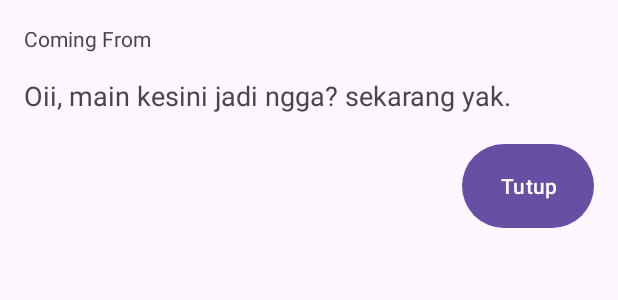
After one commit to gilangnr/SMS_Receiver, an Android app: the layout activity_sms_receiver.xml on its own in the app's theme, with its tools: preview values and no code run, on a phone screen of 412 x 824 dp. The commit adds this screen. Shown: the top 300 px of the screen. Run offline under Robolectric (Android 15) with nearby library versions, the phone set to English and light mode, and no system bars.

Commit message:
setup activity

```diff
--- a/app/build.gradle.kts
+++ b/app/build.gradle.kts
@@ -33,6 +33,9 @@ android {
     kotlinOptions {
         jvmTarget = "1.8"
     }
+    buildFeatures {
+        viewBinding = true
+    }
 }
 
 dependencies {
--- a/app/src/main/AndroidManifest.xml
+++ b/app/src/main/AndroidManifest.xml
@@ -13,6 +13,10 @@
         android:theme="@style/Theme.SMSReceiver"
         tools:targetApi="31">
         <activity
+            android:name=".SmsReceiverActivity"
+            android:exported="false"
+            android:theme="@style/Theme.SMSReceiver.Dialog"/>
+        <activity
             android:name=".MainActivity"
             android:exported="true">
             <intent-filter>
--- /dev/null
+++ b/app/src/main/res/layout/activity_sms_receiver.xml
@@ -0,0 +1,35 @@
+<?xml version="1.0" encoding="utf-8"?>
+<LinearLayout xmlns:android="http://schemas.android.com/apk/res/android"
+    xmlns:app="http://schemas.android.com/apk/res-auto"
+    xmlns:tools="http://schemas.android.com/tools"
+    android:id="@+id/main"
+    android:layout_width="match_parent"
+    android:layout_height="wrap_content"
+    android:orientation="vertical"
+    android:padding="16dp"
+    tools:context=".SmsReceiverActivity">
+
+    <TextView
+        android:id="@+id/tv_from"
+        android:layout_width="match_parent"
+        android:layout_height="wrap_content"
+        android:layout_marginBottom="16dp"
+        android:text="@string/coming_from" />
+
+    <TextView
+        android:id="@+id/tv_message"
+        android:layout_width="match_parent"
+        android:layout_height="wrap_content"
+        android:layout_marginBottom="16dp"
+        android:text="@string/this_play"
+        android:textSize="18sp" />
+
+    <Button
+        android:id="@+id/btn_close"
+        android:layout_width="wrap_content"
+        android:layout_height="?actionBarSize"
+        android:padding="8dp"
+        android:layout_marginBottom="24dp"
+        android:layout_gravity="end"
+        android:text="@string/close" />
+</LinearLayout>
--- a/app/src/main/res/values/themes.xml
+++ b/app/src/main/res/values/themes.xml
@@ -6,4 +6,6 @@
     </style>
 
     <style name="Theme.SMSReceiver" parent="Base.Theme.SMSReceiver" />
+
+    <style name="Theme.SMSReceiver.Dialog" parent="Theme.AppCompat.DayNight.Dialog"/>
 </resources>
```
Also changed, not shown: app/src/main/java/com/example/smsreceiver/MainActivity.kt (+21 -8 lines), app/src/main/java/com/example/smsreceiver/SmsReceiverActivity.kt (added, +41 -0 lines).
